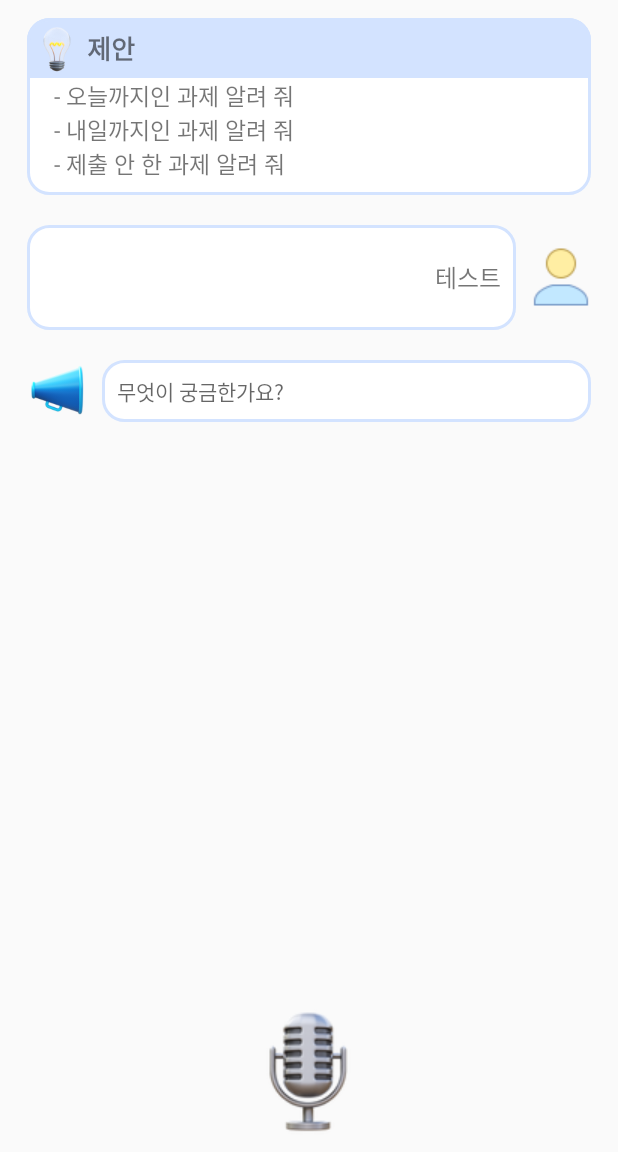
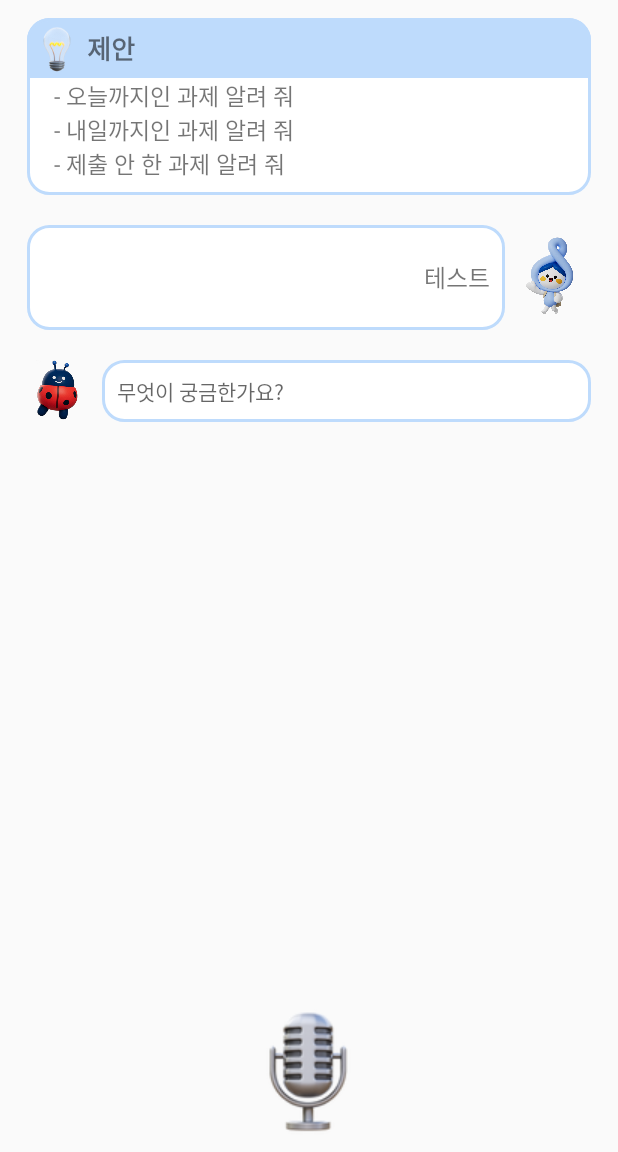
Before and after one commit to zzu-yaaa/Homework_Calendar, an Android app: the HomeFragment screen opened directly, with no data from a screen before it, in the side drawer, after a tap on "음성인식", on a phone screen of 412 x 824 dp, the part 84-1236 px from its top. Run offline under Robolectric (Android 15) with nearby library versions, the phone set to English and light mode, and no system bars; libraries missing offline, so code that uses them is left out: com.jakewharton.threetenabp; 15 statements that could not run were skipped.

Commit message:
글꼴 추가, UI수정(홈, 음성인식)

```diff
--- a/app/src/main/java/com/example/mp_termproject/HomeFragment.java
+++ b/app/src/main/java/com/example/mp_termproject/HomeFragment.java
@@ -230,6 +230,16 @@ public class HomeFragment extends Fragment {
                 };
                 listView.setAdapter(asgAdapter);
 
+                int totalHeight = 0;
+                for (int i = 0; i < asgAdapter.getCount(); i++) {
+                    View listItem = asgAdapter.getView(i, null, listView);
+                    listItem.measure(0, 0);
+                    totalHeight += listItem.getMeasuredHeight();
+                }
+                ViewGroup.LayoutParams layoutParams = listView.getLayoutParams();
+                layoutParams.height = totalHeight + (listView.getDividerHeight() * (asgAdapter.getCount() - 1));
+                listView.setLayoutParams(layoutParams);
+
                 //listview 항목 클릭하면 과제 페이지로 연결
                 listView.setOnItemClickListener(new AdapterView.OnItemClickListener() {
                     @Override
--- a/app/src/main/java/com/example/mp_termproject/Login.java
+++ b/app/src/main/java/com/example/mp_termproject/Login.java
@@ -62,7 +62,7 @@ public class Login extends AppCompatActivity {
 
         setDatabase();  //set database table
 
-
+/*
         courseHelper.insertCourse("소프트웨어공학", "정옥란", "check");
         courseHelper.insertCourse("사물인터넷개론", "최재혁", "check");
         courseHelper.insertCourse("모바일프로그래밍", "오영민", "check");
@@ -78,6 +78,8 @@ public class Login extends AppCompatActivity {
                 "제출 완료", "https://cyber.gachon.ac.kr/mod/assign/view.php?id=656475");
         AsgHelper.insertAsg("소프트웨어공학", "Final", "2023-05-30",
                 "Not sumbmitted", "https://cyber.gachon.ac.kr/mod/assign/view.php?id=656475");
+
+ */
 
         colorHelper.insertColor("#BEDBFC","#FFB531");
 
--- a/app/src/main/res/drawable/round_style.xml
+++ b/app/src/main/res/drawable/round_style.xml
@@ -3,7 +3,7 @@
     <item android:state_focused="false" android:state_pressed="false">
         <shape>
             <solid android:color="@color/white"/>
-            <stroke android:color="#D3E3FF"
+            <stroke android:color="#BEDBFC"
                 android:width="2dp"/>
             <corners android:radius="14dp" />
         </shape>
--- a/app/src/main/res/drawable/round_top.xml
+++ b/app/src/main/res/drawable/round_top.xml
@@ -3,8 +3,8 @@
     <item android:state_focused="false" android:state_pressed="false"
         android:bottom="-12dp">
         <shape>
-            <solid android:color="#D3E3FF"/>
-            <stroke android:color="#D3E3FF"
+            <solid android:color="#BEDBFC"/>
+            <stroke android:color="#BEDBFC"
                 android:width="2dp"/>
             <corners
                 android:topLeftRadius="14dp"
--- a/app/src/main/res/layout/fragment_speech.xml
+++ b/app/src/main/res/layout/fragment_speech.xml
@@ -49,25 +49,30 @@
         android:id="@+id/user_part"
         android:layout_width="match_parent"
         android:layout_height="wrap_content"
-        android:layout_margin="10dp"
-        android:layout_below="@+id/suggestion_part">
+        android:layout_below="@+id/suggestion_part"
+        android:layout_marginStart="10dp"
+        android:layout_marginTop="10dp"
+        android:layout_marginEnd="10dp"
+        android:layout_marginBottom="10dp">
+
         <TextView
             android:id="@+id/userInput"
             android:layout_width="0dp"
             android:layout_height="70dp"
+            android:layout_gravity="center_vertical"
             android:layout_weight="6"
             android:background="@drawable/round_style"
-            android:layout_gravity="center_vertical"
             android:gravity="right|center_vertical"
             android:padding="10dp"
             android:text="테스트"
             android:textSize="16dp" />
+
         <ImageView
-            android:layout_width="40dp"
-            android:layout_height="40dp"
-            android:layout_marginLeft="10dp"
+            android:layout_width="57dp"
+            android:layout_height="70dp"
             android:layout_gravity="center_vertical"
-            android:src="@drawable/user" />
+
+            android:src="@drawable/char2" />
         <!--icon reference "https://icons8.com/icon/21350/customer"-->
     </LinearLayout>
 
@@ -82,7 +87,7 @@
             android:layout_width="40dp"
             android:layout_height="40dp"
             android:layout_marginRight="10dp"
-            android:src="@drawable/megaphone" />
+            android:src="@drawable/char5" />
         <!-- icon reference "https://icons8.com/icon/MuBvfid167aN/megaphone"-->
         <EditText
             android:id="@+id/answer"
--- a/app/src/main/res/layout/listview_asg.xml
+++ b/app/src/main/res/layout/listview_asg.xml
@@ -11,6 +11,7 @@
         android:text="과목이름"
         android:textSize="16sp"
         android:textColor="@android:color/black"
+        android:fontFamily="@font/nanumr"
         android:layout_marginLeft="2dp"
         android:padding="8dp"/>>
 
@@ -21,6 +22,7 @@
         android:text="과제이름"
         android:textSize="14sp"
         android:textColor="@android:color/darker_gray"
+        android:fontFamily="@font/nanumr"
         android:layout_marginLeft="10dp"
         android:paddingBottom="5dp"
         />
```
Also changed, not shown: app/src/main/res/font/font.xml (added, +15 -0 lines), app/src/main/res/layout/fragment_home.xml (+26 -9 lines), app/src/main/res/drawable/baram_3.png (added), app/src/main/res/drawable/char1.png (added), app/src/main/res/drawable/char2.png (added), app/src/main/res/drawable/char3.png (added), app/src/main/res/drawable/char4.png (added), app/src/main/res/drawable/char5.png (added), app/src/main/res/drawable/voice.png (added), 4 other files.
